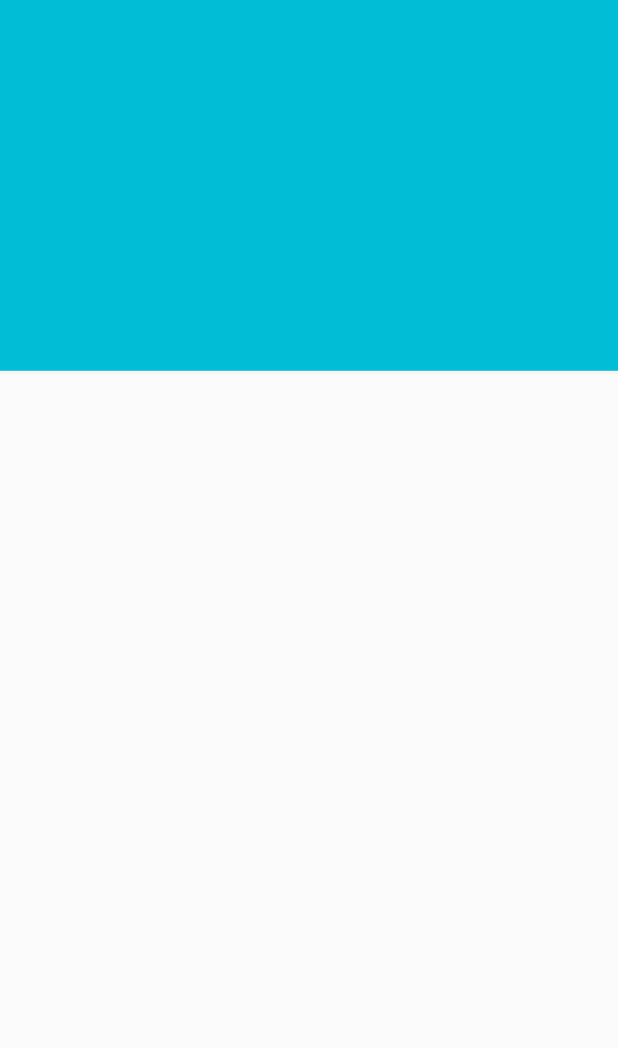
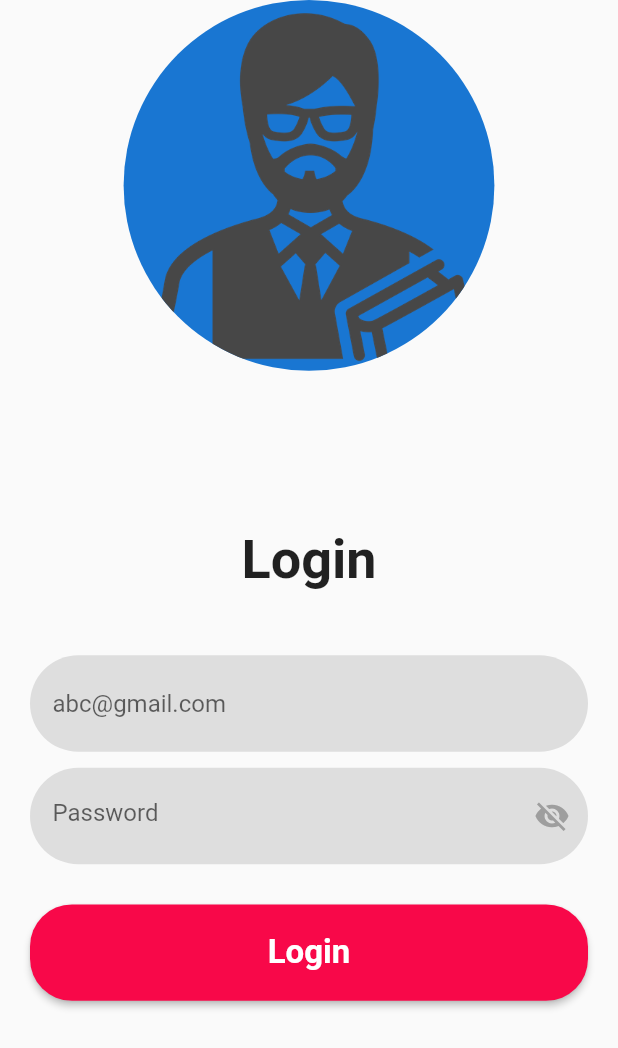
Before and after one commit to AnasKakuwala/ProctorRule, a Flutter app: the screen it shows after launch, on a phone screen of 412 x 824 dp. Shown: the top 1048 px of the screen. Run offline on Flutter 3.47's test engine with Material 2 defaults, Android fonts, the phone set to English and light mode, and no system bars.

Commit message:
Login screen done

```diff
--- a/lib/main.dart
+++ b/lib/main.dart
@@ -12,6 +12,7 @@ class MyApp extends StatelessWidget {
   @override
   Widget build(BuildContext context) {
     return MaterialApp(
+      debugShowCheckedModeBanner: false,
       title: 'ProctorRule',
       home: LoginScreen(),
     );
--- a/lib/screens/login.dart
+++ b/lib/screens/login.dart
@@ -8,18 +8,107 @@ class LoginScreen extends StatefulWidget {
 }
 
 class _LoginScreenState extends State<LoginScreen> {
+  var _isVisible = false;
   @override
   Widget build(BuildContext context) {
     final deviceHeight = MediaQuery.of(context).size.height;
     final deviceWidth = MediaQuery.of(context).size.width;
     return Scaffold(
       body: SafeArea(
-        child: Column(
-          children: [
-            Container(height: deviceHeight * 0.30,
-            color: Colors.cyan,
-            ),
-          ],
+        child: SingleChildScrollView(
+          child: Column(
+            children: [
+              Container(height: deviceHeight * 0.30,
+                child: FittedBox(
+                  child: CircleAvatar(
+                    backgroundImage: AssetImage('assets/images/professor.png'),
+                    radius: 120,
+                  ),
+                ),
+              ),
+              Container(
+                height: deviceHeight * 0.65,
+                width: double.infinity,
+                margin: EdgeInsets.symmetric(horizontal: 20),
+                child: LayoutBuilder(
+                  builder: (ctx,constraints) {
+                    return Column(
+                      mainAxisAlignment: MainAxisAlignment.center,
+                     children: [
+                       Text('Login',style: TextStyle(fontSize: 36,fontWeight: FontWeight.bold),),
+                       SizedBox(height: constraints.maxHeight * 0.08,),
+                       Container(
+                         height: constraints.maxHeight * 0.12,
+                         decoration: BoxDecoration(
+                             color: Color(0xffB4B4B4).withOpacity(0.4),
+                             borderRadius: BorderRadius.circular(60)),
+                         child: Padding(
+                           padding: const EdgeInsets.only(left: 15),
+                           child: Center(
+                             child: TextField(
+                               decoration: InputDecoration(
+                                 border: InputBorder.none,
+                                 hintText: "abc@gmail.com",
+                               ),
+                             ),
+                           ),
+                         ),
+                       ),
+                       SizedBox(
+                         height: constraints.maxHeight * 0.02,
+                       ),
+                       Container(
+                         height: constraints.maxHeight * 0.12,
+                         decoration: BoxDecoration(
+                            color: Color(0xffB4B4B4).withOpacity(0.4),
+                            borderRadius: BorderRadius.circular(60)
+                          ),
+                         child: Padding(
+                           padding: const EdgeInsets.only(left: 15),
+                           child: Center(
+                             child: TextField(
+                               obscureText: _isVisible?false:true,
+                               decoration: InputDecoration(
+                                 suffixIcon: IconButton(
+                                   onPressed: ()  {
+                                     setState(() {
+                                        _isVisible = !_isVisible;
+                                     });
+                                   },
+                                   icon: Icon(_isVisible?Icons.visibility:  Icons.visibility_off,color: Colors.grey,),
+                                 ),
+                                 border: InputBorder.none,
+                                 hintText: 'Password'
+                               ),
+                             ),
+                           ),
+                         ),
+                       ),
+                       Container(
+                         width: double.infinity,
+                         height: constraints.maxHeight * 0.12,
+                         margin: EdgeInsets.only(top: constraints.maxHeight * 0.05),
+                         child: ElevatedButton(
+                           onPressed: () {},
+                           child: Text('Login',
+                             style: TextStyle(
+                                 fontWeight: FontWeight.bold,
+                                 fontSize: 22),
+                           ),
+                           style: ElevatedButton.styleFrom(
+                             primary: Color(0xffF80849),
+                             shape: RoundedRectangleBorder(borderRadius: BorderRadius.circular(28))
+                           ),
+                         ),
+                       ),
+                       SizedBox(height: constraints.maxHeight * 0.02,)
+                     ],
+                    );
+                  },
+                ),
+              ),
+            ],
+          ),
         ),
       ),
     );
```
Also changed, not shown: pubspec.lock.
